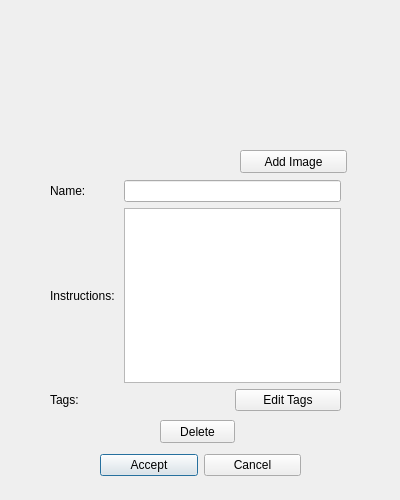
This is src/addexercisewindow.ui in Nickswoboda/HEPBuilder as Qt 5 draws it before an edit. The edited form follows.
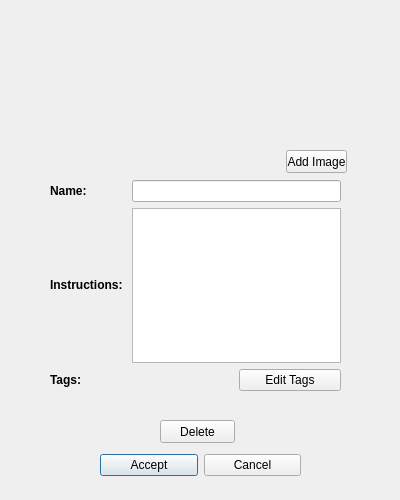
This is the edited form.

Commit message: Improve aesthetics and layout

The edit to the form file:
```diff
--- a/src/addexercisewindow.ui
+++ b/src/addexercisewindow.ui
@@ -52,10 +52,20 @@
     <item row="0" column="1" colspan="2">
      <widget class="QLineEdit" name="name_edit"/>
     </item>
+    <item row="1" column="1" colspan="2">
+     <widget class="QPlainTextEdit" name="instructions_edit"/>
+    </item>
+    <item row="0" column="0">
+     <widget class="QLabel" name="name_label">
+      <property name="text">
+       <string>&lt;html&gt;&lt;head/&gt;&lt;body&gt;&lt;p&gt;&lt;span style=&quot; font-weight:600;&quot;&gt;Name:&lt;/span&gt;&lt;/p&gt;&lt;/body&gt;&lt;/html&gt;</string>
+      </property>
+     </widget>
+    </item>
     <item row="1" column="0">
      <widget class="QLabel" name="instructions_label">
       <property name="text">
-       <string>Instructions: </string>
+       <string>&lt;html&gt;&lt;head/&gt;&lt;body&gt;&lt;p&gt;&lt;span style=&quot; font-weight:600;&quot;&gt;Instructions: &lt;/span&gt;&lt;/p&gt;&lt;/body&gt;&lt;/html&gt;</string>
       </property>
      </widget>
     </item>
@@ -66,24 +76,14 @@
       </property>
      </widget>
     </item>
-    <item row="1" column="1" colspan="2">
-     <widget class="QPlainTextEdit" name="instructions_edit"/>
-    </item>
-    <item row="0" column="0">
-     <widget class="QLabel" name="name_label">
-      <property name="text">
-       <string>Name:</string>
-      </property>
-     </widget>
-    </item>
     <item row="2" column="0">
      <widget class="QLabel" name="tags_label">
       <property name="text">
-       <string>Tags: </string>
+       <string>&lt;html&gt;&lt;head/&gt;&lt;body&gt;&lt;p&gt;&lt;span style=&quot; font-weight:600;&quot;&gt;Tags: &lt;/span&gt;&lt;/p&gt;&lt;/body&gt;&lt;/html&gt;</string>
       </property>
      </widget>
     </item>
-    <item row="2" column="1">
+    <item row="3" column="0" colspan="3">
      <widget class="QLabel" name="current_tags_label">
       <property name="text">
        <string/>
@@ -95,8 +95,8 @@
   <widget class="QLabel" name="image">
    <property name="geometry">
     <rect>
-     <x>50</x>
-     <y>10</y>
+     <x>120</x>
+     <y>20</y>
      <width>150</width>
      <height>150</height>
     </rect>
@@ -111,9 +111,9 @@
   <widget class="QPushButton" name="add_image_button">
    <property name="geometry">
     <rect>
-     <x>240</x>
+     <x>286</x>
      <y>150</y>
-     <width>107</width>
+     <width>61</width>
      <height>23</height>
     </rect>
    </property>
```
The commit also changes 7 other files.
